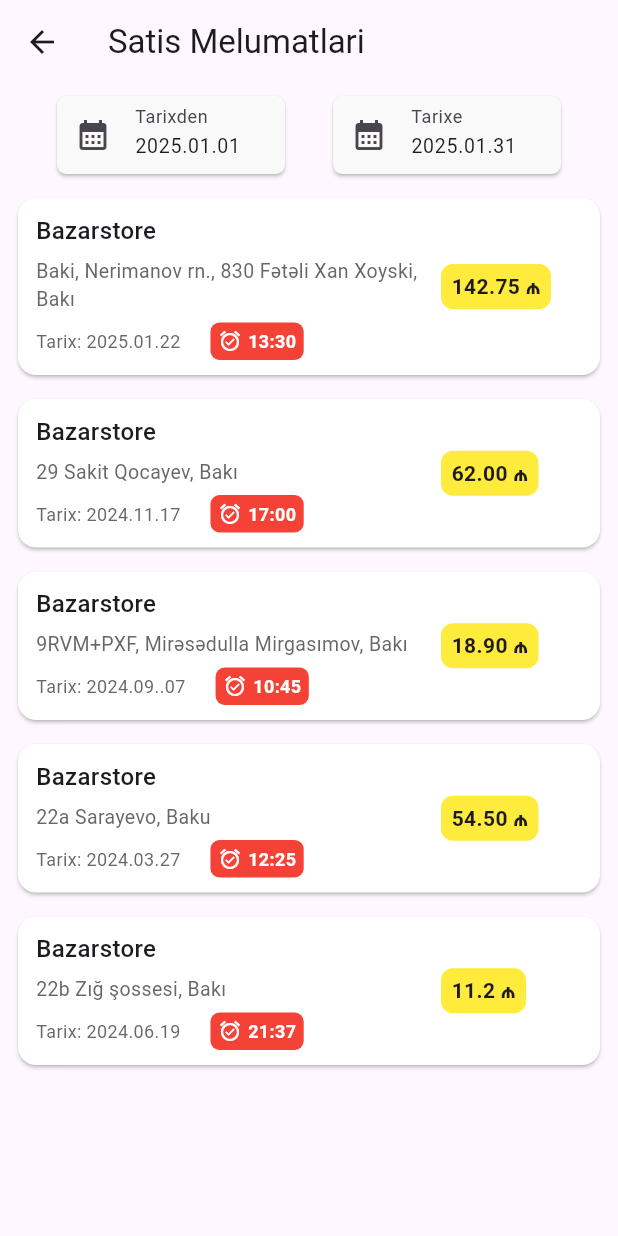
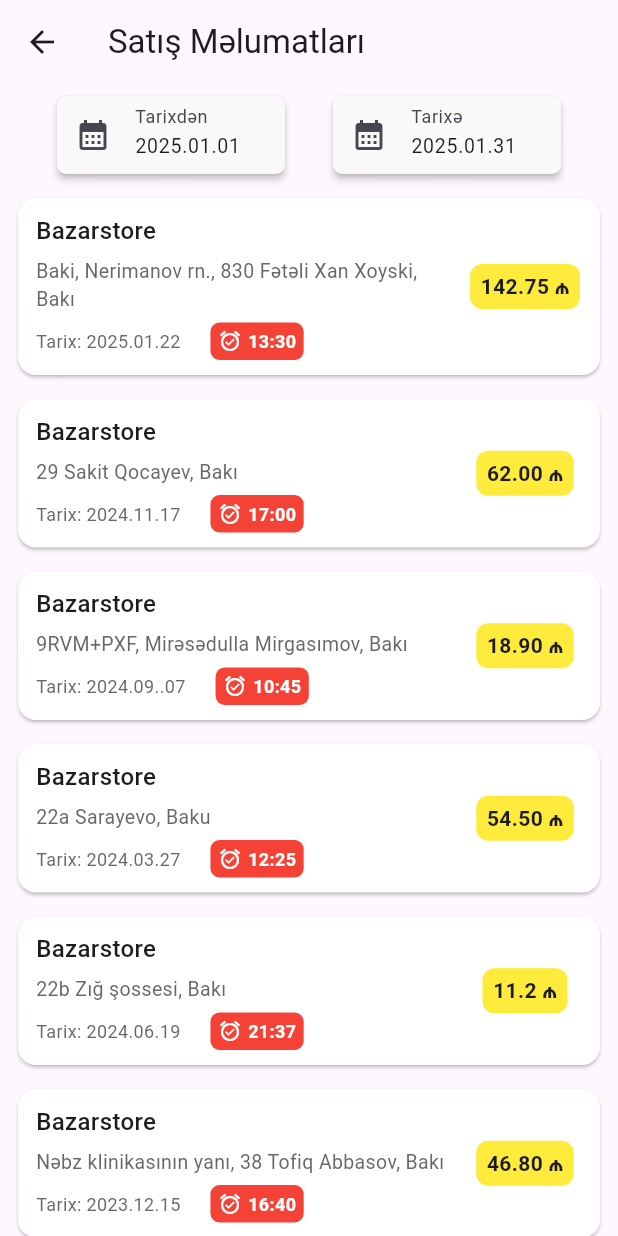
Before and after one commit to elchinabraham/sales_app, a Flutter app: the SalesScreen screen opened directly, on a phone screen of 412 x 824 dp. Run offline on Flutter 3.47's test engine with Material 3 defaults, Android fonts, the phone set to English and light mode, and no system bars; our stand-ins replace shared_preferences; accounts and stored records are empty.

Commit message:
2025.01.24 11:30

```diff
--- a/lib/sales/components/sales_report_card.dart
+++ b/lib/sales/components/sales_report_card.dart
@@ -20,8 +20,7 @@ class SalesCardTemplate extends StatelessWidget {
           padding: const EdgeInsets.only(top: 10, left: 12, bottom: 10),
           child: Row(
             children: [
-              SizedBox(
-                width: 270,
+              Flexible(
                 child: Column(
                   crossAxisAlignment: CrossAxisAlignment.start,
                   children: [
@@ -82,7 +81,9 @@ class SalesCardTemplate extends StatelessWidget {
                   ],
                 ),
               ),
-              Column(
+              SizedBox(
+                width: 100,
+                child: Column(
                   children: [
                     Container(
                       padding: const EdgeInsets.symmetric(
@@ -102,6 +103,7 @@ class SalesCardTemplate extends StatelessWidget {
                     )
                   ],
                 ),
+              ),
             ],
           ),
         ),
--- a/lib/sales/screens/sales.dart
+++ b/lib/sales/screens/sales.dart
@@ -9,7 +9,7 @@ class SalesScreen extends StatelessWidget {
   Widget build(BuildContext context) {
     return Scaffold(
       appBar: AppBar(
-        title: const Text('Satis Melumatlari'),
+        title: const Text('Satış Məlumatları'),
       ),
       body: Column(
         children: [
@@ -26,12 +26,13 @@ class SalesScreen extends StatelessWidget {
                     shape: RoundedRectangleBorder(
                       borderRadius: BorderRadius.circular(6),
                     ),
+                    elevation: 2,
                     child: TextField(
                       readOnly: true,
                       controller: TextEditingController(text: '2025.01.01'),
                       decoration: const InputDecoration(
                         prefixIcon: Icon(Icons.calendar_month),
-                        labelText: 'Tarixden',
+                        labelText: 'Tarixdən',
                         border: InputBorder.none,
                       ),
                       style: const TextStyle(fontSize: 13),
@@ -41,6 +42,7 @@ class SalesScreen extends StatelessWidget {
                 SizedBox(
                   width: 160,
                   child: Card(
+                    elevation: 2,
                     color: const Color.fromARGB(250, 250, 250, 250),
                     shape: RoundedRectangleBorder(
                       borderRadius: BorderRadius.circular(6),
@@ -50,7 +52,7 @@ class SalesScreen extends StatelessWidget {
                       controller: TextEditingController(text: '2025.01.31'),
                       decoration: const InputDecoration(
                         prefixIcon: Icon(Icons.calendar_month),
-                        labelText: 'Tarixe',
+                        labelText: 'Tarixə',
                         border: InputBorder.none,
                       ),
                       style: const TextStyle(fontSize: 13),
@@ -110,4 +112,11 @@ final sales = [
     date: '2024.06.19 21:37',
     price: '11.2',
   ),
+  Sale(
+    id: '6',
+    storeName: 'Bazarstore',
+    address: 'Nəbz klinikasının yanı, 38 Tofiq Abbasov, Bakı',
+    date: '2023.12.15 16:40',
+    price: '46.80',
+  ),
 ];
```
Lines whose indentation alone changed are shown as unchanged.
